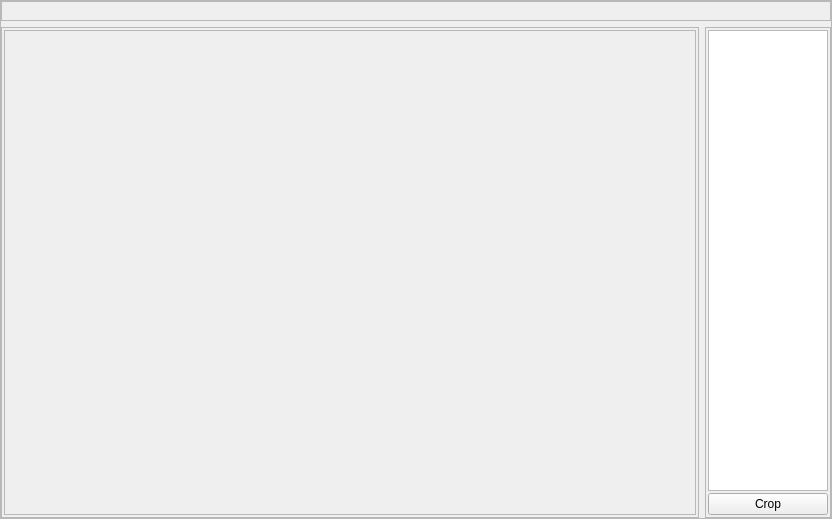
Before: the Qt Designer form seel_res/GUI/F_miscellaneous/templates/calibration_loader.ui in jithinbp/SEELablet-apps, drawn with Qt 5.
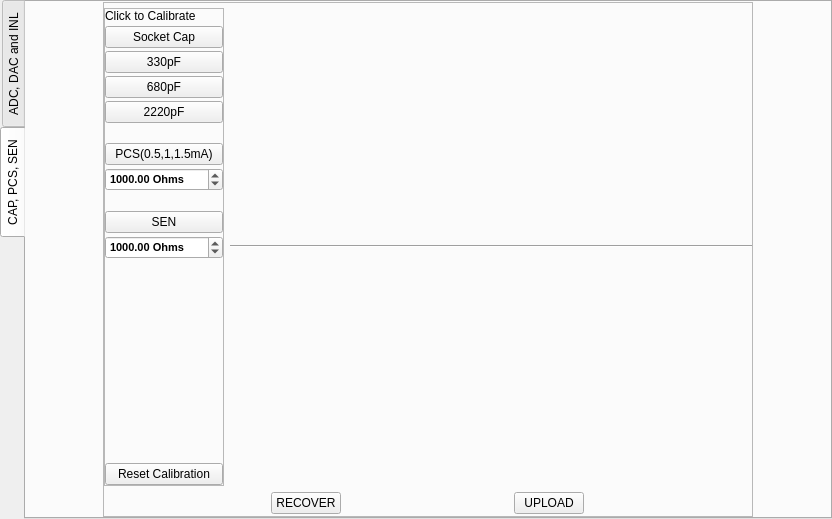
After: the same form once the commit is applied. The open tabs and pages were chosen to show the change.

Commit message: calibration for PCS,SEN,CAP and ohmmeter

```diff
--- a/seel_res/GUI/F_miscellaneous/templates/calibration_loader.ui
+++ b/seel_res/GUI/F_miscellaneous/templates/calibration_loader.ui
@@ -19,6 +19,25 @@
      <number>0</number>
     </property>
     <item row="0" column="0">
+     <widget class="QTabWidget" name="tabWidget">
+      <property name="tabPosition">
+       <enum>QTabWidget::West</enum>
+      </property>
+      <property name="currentIndex">
+       <number>0</number>
+      </property>
+      <widget class="QWidget" name="T1">
+       <attribute name="title">
+        <string>ADC, DAC and INL</string>
+       </attribute>
+       <layout class="QHBoxLayout" name="horizontalLayout_2">
+        <property name="spacing">
+         <number>0</number>
+        </property>
+        <property name="margin">
+         <number>0</number>
+        </property>
+        <item>
      <widget class="QFrame" name="widgetFrameOuter">
       <property name="sizePolicy">
        <sizepolicy hsizetype="Preferred" vsizetype="Preferred">
@@ -99,8 +118,8 @@
                 <rect>
                  <x>0</x>
                  <y>0</y>
-                 <width>688</width>
-                 <height>454</height>
+                     <width>655</width>
+                     <height>450</height>
                 </rect>
                </property>
                <layout class="QGridLayout" name="gridLayout_4">
@@ -177,6 +196,294 @@
     </item>
    </layout>
   </widget>
+      <widget class="QWidget" name="T2">
+       <attribute name="title">
+        <string>CAP, PCS, SEN</string>
+       </attribute>
+       <layout class="QHBoxLayout" name="horizontalLayout_3">
+        <property name="spacing">
+         <number>0</number>
+        </property>
+        <property name="margin">
+         <number>0</number>
+        </property>
+        <item>
+         <widget class="QFrame" name="frame_7">
+          <property name="sizePolicy">
+           <sizepolicy hsizetype="Preferred" vsizetype="Preferred">
+            <horstretch>0</horstretch>
+            <verstretch>0</verstretch>
+           </sizepolicy>
+          </property>
+          <property name="maximumSize">
+           <size>
+            <width>650</width>
+            <height>16777215</height>
+           </size>
+          </property>
+          <property name="frameShape">
+           <enum>QFrame::StyledPanel</enum>
+          </property>
+          <property name="frameShadow">
+           <enum>QFrame::Raised</enum>
+          </property>
+          <property name="class" stdset="0">
+           <string>PeripheralCollection</string>
+          </property>
+          <layout class="QGridLayout" name="gridLayout">
+           <property name="leftMargin">
+            <number>0</number>
+           </property>
+           <property name="topMargin">
+            <number>5</number>
+           </property>
+           <property name="rightMargin">
+            <number>0</number>
+           </property>
+           <property name="bottomMargin">
+            <number>2</number>
+           </property>
+           <item row="0" column="1">
+            <widget class="QFrame" name="Frame_4">
+             <property name="sizePolicy">
+              <sizepolicy hsizetype="Preferred" vsizetype="MinimumExpanding">
+               <horstretch>0</horstretch>
+               <verstretch>0</verstretch>
+              </sizepolicy>
+             </property>
+             <property name="PeripheralCollectionInner" stdset="0">
+              <string/>
+             </property>
+             <property name="class" stdset="0">
+              <string>PeripheralCollectionInner</string>
+             </property>
+             <layout class="QGridLayout" name="gridLayout_5">
+              <property name="sizeConstraint">
+               <enum>QLayout::SetNoConstraint</enum>
+              </property>
+              <property name="margin">
+               <number>0</number>
+              </property>
+              <property name="spacing">
+               <number>0</number>
+              </property>
+              <item row="0" column="0" colspan="2">
+               <widget class="Line" name="line">
+                <property name="orientation">
+                 <enum>Qt::Horizontal</enum>
+                </property>
+               </widget>
+              </item>
+              <item row="1" column="0" colspan="2">
+               <layout class="QVBoxLayout" name="tableLayout"/>
+              </item>
+             </layout>
+            </widget>
+           </item>
+           <item row="0" column="0">
+            <widget class="QFrame" name="frame_4">
+             <property name="maximumSize">
+              <size>
+               <width>120</width>
+               <height>16777215</height>
+              </size>
+             </property>
+             <property name="frameShape">
+              <enum>QFrame::StyledPanel</enum>
+             </property>
+             <property name="frameShadow">
+              <enum>QFrame::Raised</enum>
+             </property>
+             <layout class="QVBoxLayout" name="verticalLayout_4">
+              <property name="spacing">
+               <number>3</number>
+              </property>
+              <property name="margin">
+               <number>0</number>
+              </property>
+              <item>
+               <widget class="QLabel" name="label">
+                <property name="text">
+                 <string>Click to Calibrate</string>
+                </property>
+               </widget>
+              </item>
+              <item>
+               <widget class="QPushButton" name="ButtonSock">
+                <property name="text">
+                 <string>Socket Cap</string>
+                </property>
+               </widget>
+              </item>
+              <item>
+               <widget class="QPushButton" name="Button330">
+                <property name="text">
+                 <string>330pF</string>
+                </property>
+               </widget>
+              </item>
+              <item>
+               <widget class="QPushButton" name="Button680">
+                <property name="text">
+                 <string>680pF</string>
+                </property>
+               </widget>
+              </item>
+              <item>
+               <widget class="QPushButton" name="Button2220">
+                <property name="text">
+                 <string>2220pF</string>
+                </property>
+               </widget>
+              </item>
+              <item>
+               <widget class="QLabel" name="label_2">
+                <property name="text">
+                 <string/>
+                </property>
+               </widget>
+              </item>
+              <item>
+               <widget class="QPushButton" name="ButtonPCS">
+                <property name="text">
+                 <string>PCS(0.5,1,1.5mA)</string>
+                </property>
+               </widget>
+              </item>
+              <item>
+               <widget class="QDoubleSpinBox" name="resistance">
+                <property name="font">
+                 <font>
+                  <pointsize>8</pointsize>
+                  <weight>75</weight>
+                  <bold>true</bold>
+                 </font>
+                </property>
+                <property name="suffix">
+                 <string> Ohms</string>
+                </property>
+                <property name="minimum">
+                 <double>50.000000000000000</double>
+                </property>
+                <property name="maximum">
+                 <double>10000.000000000000000</double>
+                </property>
+                <property name="value">
+                 <double>1000.000000000000000</double>
+                </property>
+               </widget>
+              </item>
+              <item>
+               <widget class="QLabel" name="label_3">
+                <property name="text">
+                 <string/>
+                </property>
+               </widget>
+              </item>
+              <item>
+               <widget class="QPushButton" name="ButtonPCS_2">
+                <property name="text">
+                 <string>SEN</string>
+                </property>
+               </widget>
+              </item>
+              <item>
+               <widget class="QDoubleSpinBox" name="resistance_SEN">
+                <property name="font">
+                 <font>
+                  <pointsize>8</pointsize>
+                  <weight>75</weight>
+                  <bold>true</bold>
+                 </font>
+                </property>
+                <property name="suffix">
+                 <string> Ohms</string>
+                </property>
+                <property name="minimum">
+                 <double>50.000000000000000</double>
+                </property>
+                <property name="maximum">
+                 <double>10000.000000000000000</double>
+                </property>
+                <property name="value">
+                 <double>1000.000000000000000</double>
+                </property>
+               </widget>
+              </item>
+              <item>
+               <spacer name="verticalSpacer_3">
+                <property name="orientation">
+                 <enum>Qt::Vertical</enum>
+                </property>
+                <property name="sizeHint" stdset="0">
+                 <size>
+                  <width>20</width>
+                  <height>40</height>
+                 </size>
+                </property>
+               </spacer>
+              </item>
+              <item>
+               <widget class="QPushButton" name="ButtonReset">
+                <property name="text">
+                 <string>Reset Calibration</string>
+                </property>
+               </widget>
+              </item>
+             </layout>
+            </widget>
+           </item>
+           <item row="1" column="0" colspan="2">
+            <layout class="QHBoxLayout" name="widgetLayout">
+             <item>
+              <widget class="QPushButton" name="pushButton_9">
+               <property name="sizePolicy">
+                <sizepolicy hsizetype="Minimum" vsizetype="Preferred">
+                 <horstretch>0</horstretch>
+                 <verstretch>0</verstretch>
+                </sizepolicy>
+               </property>
+               <property name="maximumSize">
+                <size>
+                 <width>70</width>
+                 <height>16777215</height>
+                </size>
+               </property>
+               <property name="text">
+                <string>RECOVER</string>
+               </property>
+              </widget>
+             </item>
+             <item>
+              <widget class="QPushButton" name="pushButton_8">
+               <property name="sizePolicy">
+                <sizepolicy hsizetype="Minimum" vsizetype="Preferred">
+                 <horstretch>0</horstretch>
+                 <verstretch>0</verstretch>
+                </sizepolicy>
+               </property>
+               <property name="maximumSize">
+                <size>
+                 <width>70</width>
+                 <height>16777215</height>
+                </size>
+               </property>
+               <property name="text">
+                <string>UPLOAD</string>
+               </property>
+              </widget>
+             </item>
+            </layout>
+           </item>
+          </layout>
+         </widget>
+        </item>
+       </layout>
+      </widget>
+     </widget>
+    </item>
+   </layout>
+  </widget>
   <widget class="QMenuBar" name="menubar">
    <property name="geometry">
     <rect>
```
Left out of the diff: 158 changed lines with no effect on the pictures. Lines whose indentation alone changed are shown as unchanged. The commit also changes 18 other files.
